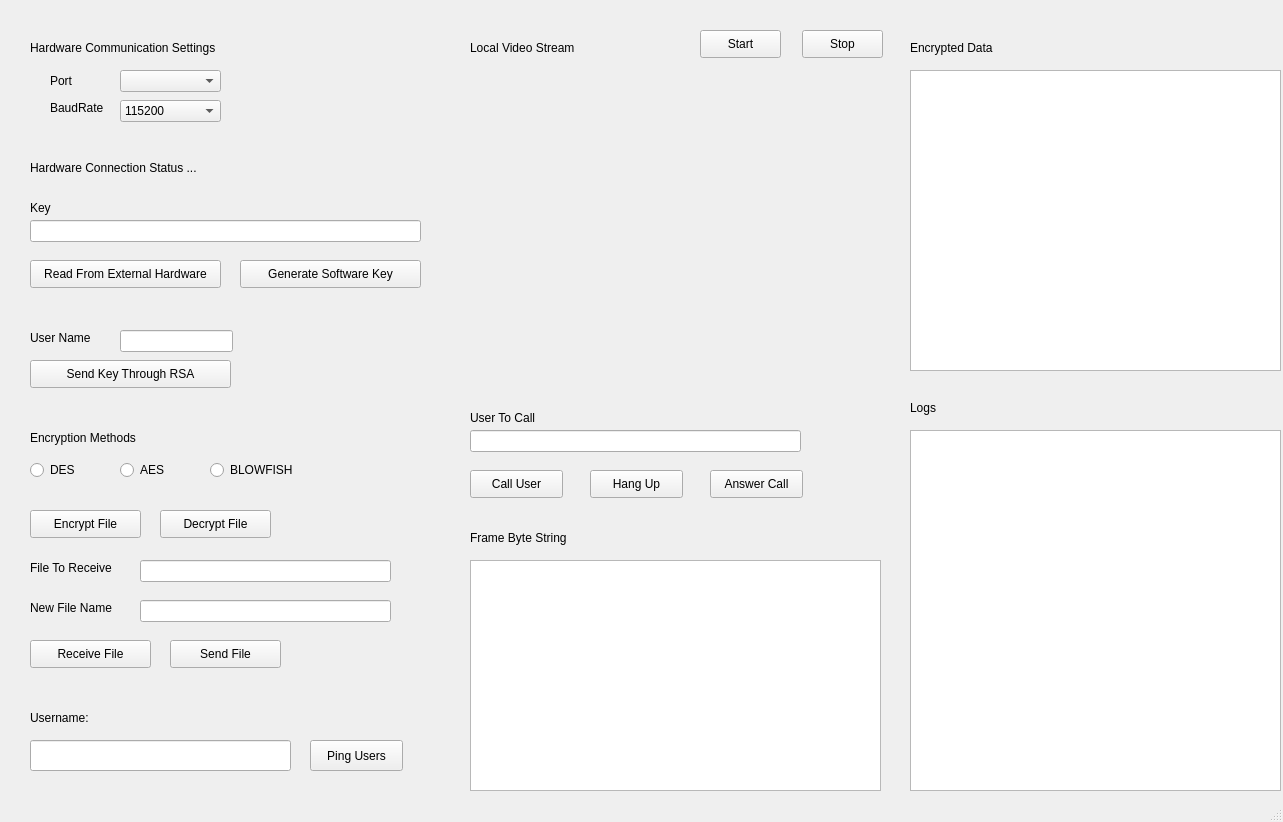
Before: the Qt Designer form EncryptionServer/UI.ui in rahuljain1310/ChatApp, drawn with Qt 5.
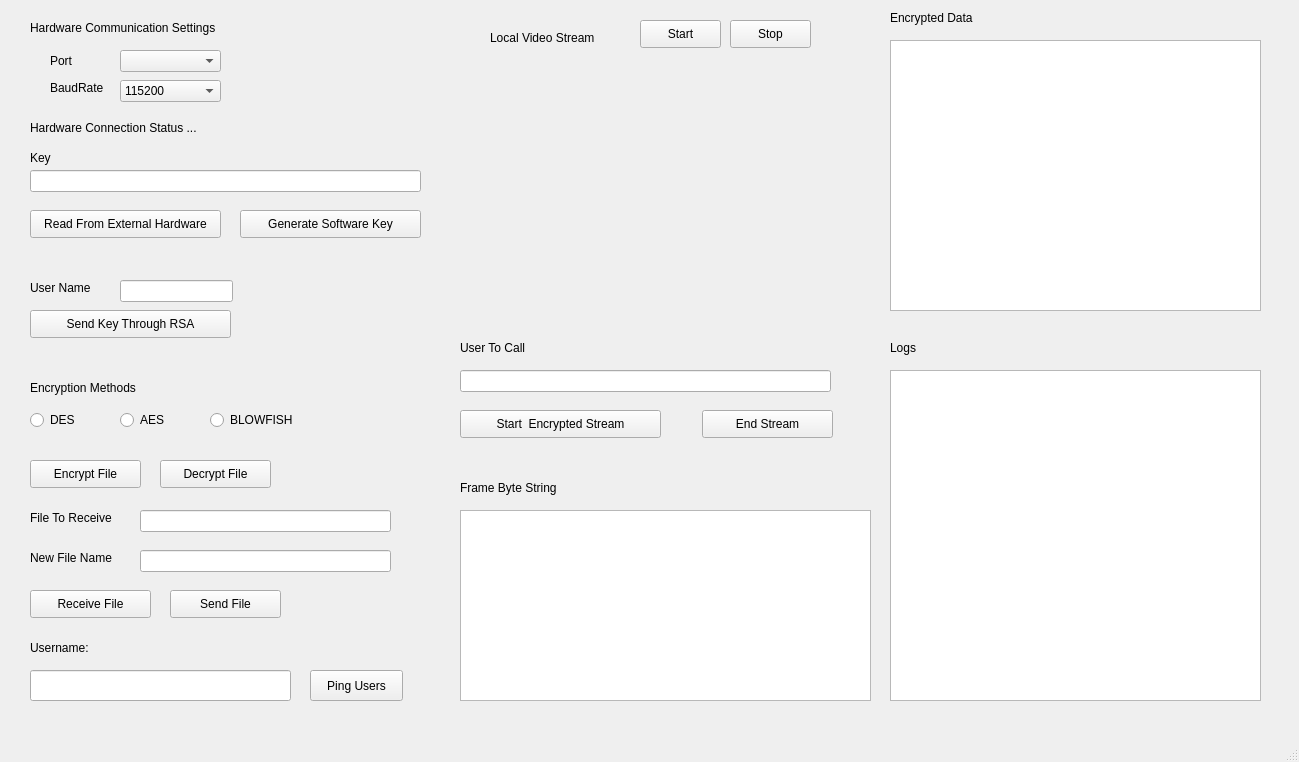
After: the same form once the commit is applied. Icons and pictures are not drawn.

Commit message: Video Streaming Complete

The edit to the form file:
```diff
--- a/EncryptionServer/UI.ui
+++ b/EncryptionServer/UI.ui
@@ -6,8 +6,8 @@
    <rect>
     <x>0</x>
     <y>0</y>
-    <width>1283</width>
-    <height>822</height>
+    <width>1299</width>
+    <height>762</height>
    </rect>
   </property>
   <property name="windowTitle">
@@ -21,7 +21,7 @@
     <property name="geometry">
      <rect>
       <x>30</x>
-      <y>430</y>
+      <y>380</y>
       <width>121</width>
       <height>16</height>
      </rect>
@@ -34,7 +34,7 @@
     <property name="geometry">
      <rect>
       <x>60</x>
-      <y>450</y>
+      <y>400</y>
       <width>55</width>
       <height>16</height>
      </rect>
@@ -47,7 +47,7 @@
     <property name="geometry">
      <rect>
       <x>30</x>
-      <y>510</y>
+      <y>460</y>
       <width>111</width>
       <height>28</height>
      </rect>
@@ -60,7 +60,7 @@
     <property name="geometry">
      <rect>
       <x>120</x>
-      <y>460</y>
+      <y>410</y>
       <width>51</width>
       <height>20</height>
      </rect>
@@ -79,7 +79,7 @@
     <property name="geometry">
      <rect>
       <x>30</x>
-      <y>460</y>
+      <y>410</y>
       <width>51</width>
       <height>20</height>
      </rect>
@@ -91,8 +91,8 @@
    <widget class="QLabel" name="label_3">
     <property name="geometry">
      <rect>
-      <x>910</x>
-      <y>400</y>
+      <x>890</x>
+      <y>340</y>
       <width>55</width>
       <height>16</height>
      </rect>
@@ -105,7 +105,7 @@
     <property name="geometry">
      <rect>
       <x>170</x>
-      <y>640</y>
+      <y>590</y>
       <width>111</width>
       <height>28</height>
      </rect>
@@ -118,7 +118,7 @@
     <property name="geometry">
      <rect>
       <x>210</x>
-      <y>460</y>
+      <y>410</y>
       <width>95</width>
       <height>20</height>
      </rect>
@@ -131,7 +131,7 @@
     <property name="geometry">
      <rect>
       <x>30</x>
-      <y>220</y>
+      <y>170</y>
       <width>391</width>
       <height>22</height>
      </rect>
@@ -140,8 +140,8 @@
    <widget class="QLabel" name="label_4">
     <property name="geometry">
      <rect>
-      <x>470</x>
-      <y>40</y>
+      <x>490</x>
+      <y>30</y>
       <width>121</width>
       <height>16</height>
      </rect>
@@ -154,7 +154,7 @@
     <property name="geometry">
      <rect>
       <x>30</x>
-      <y>200</y>
+      <y>150</y>
       <width>55</width>
       <height>16</height>
      </rect>
@@ -167,7 +167,7 @@
     <property name="geometry">
      <rect>
       <x>240</x>
-      <y>260</y>
+      <y>210</y>
       <width>181</width>
       <height>28</height>
      </rect>
@@ -179,8 +179,8 @@
    <widget class="QLabel" name="label_6">
     <property name="geometry">
      <rect>
-      <x>910</x>
-      <y>40</y>
+      <x>890</x>
+      <y>10</y>
       <width>101</width>
       <height>16</height>
      </rect>
@@ -192,10 +192,10 @@
    <widget class="QTextBrowser" name="EncryptedText">
     <property name="geometry">
      <rect>
-      <x>910</x>
-      <y>70</y>
+      <x>890</x>
+      <y>40</y>
       <width>371</width>
-      <height>301</height>
+      <height>271</height>
      </rect>
     </property>
    </widget>
@@ -203,7 +203,7 @@
     <property name="geometry">
      <rect>
       <x>30</x>
-      <y>740</y>
+      <y>670</y>
       <width>261</width>
       <height>31</height>
      </rect>
@@ -219,7 +219,7 @@
     <property name="geometry">
      <rect>
       <x>30</x>
-      <y>710</y>
+      <y>640</y>
       <width>71</width>
       <height>16</height>
      </rect>
@@ -232,7 +232,7 @@
     <property name="geometry">
      <rect>
       <x>310</x>
-      <y>740</y>
+      <y>670</y>
       <width>93</width>
       <height>31</height>
      </rect>
@@ -244,10 +244,10 @@
    <widget class="QTextEdit" name="LogsView">
     <property name="geometry">
      <rect>
-      <x>910</x>
-      <y>430</y>
+      <x>890</x>
+      <y>370</y>
       <width>371</width>
-      <height>361</height>
+      <height>331</height>
      </rect>
     </property>
    </widget>
@@ -255,7 +255,7 @@
     <property name="geometry">
      <rect>
       <x>160</x>
-      <y>510</y>
+      <y>460</y>
       <width>111</width>
       <height>28</height>
      </rect>
@@ -268,7 +268,7 @@
     <property name="geometry">
      <rect>
       <x>30</x>
-      <y>640</y>
+      <y>590</y>
       <width>121</width>
       <height>28</height>
      </rect>
@@ -281,7 +281,7 @@
     <property name="geometry">
      <rect>
       <x>140</x>
-      <y>560</y>
+      <y>510</y>
       <width>251</width>
       <height>22</height>
      </rect>
@@ -291,7 +291,7 @@
     <property name="geometry">
      <rect>
       <x>30</x>
-      <y>560</y>
+      <y>510</y>
       <width>91</width>
       <height>16</height>
      </rect>
@@ -304,7 +304,7 @@
     <property name="geometry">
      <rect>
       <x>140</x>
-      <y>600</y>
+      <y>550</y>
       <width>251</width>
       <height>22</height>
      </rect>
@@ -314,7 +314,7 @@
     <property name="geometry">
      <rect>
       <x>30</x>
-      <y>600</y>
+      <y>550</y>
       <width>91</width>
       <height>16</height>
      </rect>
@@ -326,10 +326,10 @@
    <widget class="QLabel" name="LocalVideoStream">
     <property name="geometry">
      <rect>
-      <x>470</x>
+      <x>490</x>
       <y>70</y>
-      <width>411</width>
-      <height>321</height>
+      <width>320</width>
+      <height>240</height>
      </rect>
     </property>
     <property name="text">
@@ -345,18 +345,18 @@
    <widget class="QTextBrowser" name="EncryptedFrame">
     <property name="geometry">
      <rect>
-      <x>470</x>
-      <y>560</y>
+      <x>460</x>
+      <y>510</y>
       <width>411</width>
-      <height>231</height>
+      <height>191</height>
      </rect>
     </property>
    </widget>
    <widget class="QLabel" name="label_11">
     <property name="geometry">
      <rect>
-      <x>470</x>
-      <y>530</y>
+      <x>460</x>
+      <y>480</y>
       <width>111</width>
       <height>16</height>
      </rect>
@@ -368,22 +368,22 @@
    <widget class="QPushButton" name="CallUserButton">
     <property name="geometry">
      <rect>
-      <x>470</x>
-      <y>470</y>
-      <width>93</width>
+      <x>460</x>
+      <y>410</y>
+      <width>201</width>
       <height>28</height>
      </rect>
     </property>
     <property name="text">
-     <string>Call User</string>
+     <string>Start  Encrypted Stream</string>
     </property>
    </widget>
    <widget class="QLineEdit" name="lineEdit_2">
     <property name="geometry">
      <rect>
-      <x>470</x>
-      <y>430</y>
-      <width>331</width>
+      <x>460</x>
+      <y>370</y>
+      <width>371</width>
       <height>22</height>
      </rect>
     </property>
@@ -391,8 +391,8 @@
    <widget class="QLabel" name="label_12">
     <property name="geometry">
      <rect>
-      <x>470</x>
-      <y>410</y>
+      <x>460</x>
+      <y>340</y>
       <width>81</width>
       <height>16</height>
      </rect>
@@ -404,34 +404,21 @@
    <widget class="QPushButton" name="HangUpButton">
     <property name="geometry">
      <rect>
-      <x>590</x>
-      <y>470</y>
-      <width>93</width>
+      <x>702</x>
+      <y>410</y>
+      <width>131</width>
       <height>28</height>
      </rect>
     </property>
     <property name="text">
-     <string>Hang Up</string>
-    </property>
-   </widget>
-   <widget class="QPushButton" name="AnswerCallButton">
-    <property name="geometry">
-     <rect>
-      <x>710</x>
-      <y>470</y>
-      <width>93</width>
-      <height>28</height>
-     </rect>
-    </property>
-    <property name="text">
-     <string>Answer Call</string>
+     <string>End Stream</string>
     </property>
    </widget>
    <widget class="QPushButton" name="StopLocalStream">
     <property name="geometry">
      <rect>
-      <x>802</x>
-      <y>30</y>
+      <x>730</x>
+      <y>20</y>
       <width>81</width>
       <height>28</height>
      </rect>
@@ -443,8 +430,8 @@
    <widget class="QPushButton" name="StartLocalStream">
     <property name="geometry">
      <rect>
-      <x>700</x>
-      <y>30</y>
+      <x>640</x>
+      <y>20</y>
       <width>81</width>
       <height>28</height>
      </rect>
@@ -457,7 +444,7 @@
     <property name="geometry">
      <rect>
       <x>30</x>
-      <y>260</y>
+      <y>210</y>
       <width>191</width>
       <height>28</height>
      </rect>
@@ -470,7 +457,7 @@
     <property name="geometry">
      <rect>
       <x>120</x>
-      <y>70</y>
+      <y>50</y>
       <width>101</width>
       <height>22</height>
      </rect>
@@ -480,7 +467,7 @@
     <property name="geometry">
      <rect>
       <x>30</x>
-      <y>160</y>
+      <y>120</y>
       <width>231</width>
       <height>16</height>
      </rect>
@@ -493,7 +480,7 @@
     <property name="geometry">
      <rect>
       <x>30</x>
-      <y>40</y>
+      <y>20</y>
       <width>251</width>
       <height>16</height>
      </rect>
@@ -506,7 +493,7 @@
     <property name="geometry">
      <rect>
       <x>120</x>
-      <y>100</y>
+      <y>80</y>
       <width>101</width>
       <height>22</height>
      </rect>
@@ -549,7 +536,7 @@
     <property name="geometry">
      <rect>
       <x>50</x>
-      <y>70</y>
+      <y>50</y>
       <width>55</width>
       <height>21</height>
      </rect>
@@ -562,7 +549,7 @@
     <property name="geometry">
      <rect>
       <x>50</x>
-      <y>100</y>
+      <y>80</y>
       <width>55</width>
       <height>16</height>
      </rect>
@@ -575,7 +562,7 @@
     <property name="geometry">
      <rect>
       <x>30</x>
-      <y>360</y>
+      <y>310</y>
       <width>201</width>
       <height>28</height>
      </rect>
@@ -588,7 +575,7 @@
     <property name="geometry">
      <rect>
       <x>120</x>
-      <y>330</y>
+      <y>280</y>
       <width>113</width>
       <height>22</height>
      </rect>
@@ -598,7 +585,7 @@
     <property name="geometry">
      <rect>
       <x>30</x>
-      <y>330</y>
+      <y>280</y>
       <width>71</width>
       <height>16</height>
      </rect>
```
Left out of the diff: 6 changed lines with no effect on the pictures. The commit also changes 2 other files.
